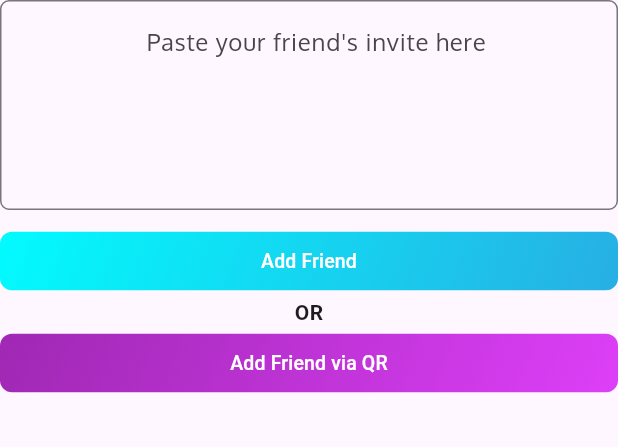
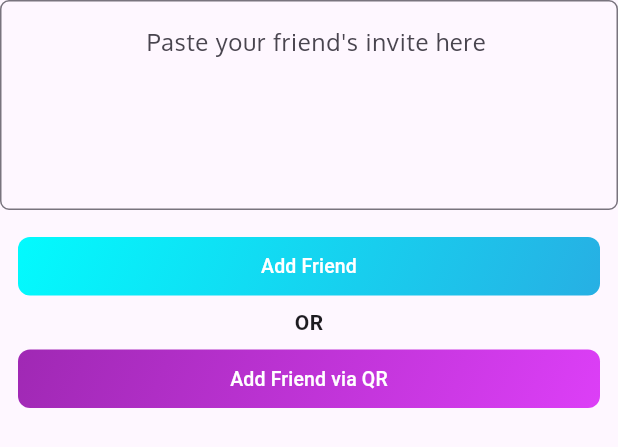
Before and after one commit to RetroShare/retroshare-mobile, a Flutter app: the GetAddfriend widget shown alone on an empty page, opened directly, on a phone screen of 412 x 824 dp. Shown: the top 447 px of the screen. Run offline on Flutter 3.47's test engine with Material 3 defaults, Android fonts, the phone set to English and light mode, and no system bars; drawn by our look-alikes of oktoast; our stand-ins replace cool_alert, emoji_picker_flutter, flutter_chips_input, flutter_html, flutter_local_notifications, fluttertoast and 12 more; missing offline and left inert: qrscan, retroshare_api_wrapper; statements that could not run were skipped.

Commit message:
error fix add friend

```diff
--- a/lib/ui/add_friend/add_friend_screen.dart
+++ b/lib/ui/add_friend/add_friend_screen.dart
@@ -22,7 +22,7 @@ class _AddFriendScreenState extends State<AddFriendScreen> {
               mainAxisAlignment: MainAxisAlignment.center,
               children: <Widget>[
                 GetAddfriend(),
-                const GetInvite(),
+                GetInvite(key: null,),
                 const SizedBox(
                   height: 20,
                 ),
--- a/lib/ui/add_friend/add_friend_text.dart
+++ b/lib/ui/add_friend/add_friend_text.dart
@@ -1,3 +1,4 @@
+import 'package:flutter/material.dart';
 import 'package:flutter/material.dart';
 import 'package:fluttertoast/fluttertoast.dart';
 import 'package:provider/provider.dart';
@@ -43,7 +44,7 @@ class _GetAddfriendState extends State<GetAddfriend> {
                     OutlineInputBorder(borderRadius: BorderRadius.circular(6)),),
           ),
           const SizedBox(height: 10),
-          FlatButton(
+          TextButton(
             onPressed: () async {
               setState(() {
                 _requestAddCert = true;
@@ -74,8 +75,10 @@ class _GetAddfriendState extends State<GetAddfriend> {
                 showFlutterToast('something went wrong', Colors.red);
               }
             },
-            textColor: Colors.white,
-            padding: EdgeInsets.zero,
+            style: TextButton.styleFrom(
+              foregroundColor: Colors.white, // Set text color here
+            ),
+            // padding: EdgeInsets.zero,
             child: SizedBox(
               width: double.infinity,
               child: Container(
@@ -104,13 +107,15 @@ class _GetAddfriendState extends State<GetAddfriend> {
             'OR',
             style: TextStyle(fontWeight: FontWeight.bold),
           ),),
-          FlatButton(
+          TextButton(
             onPressed: () {
               Navigator.of(context)
                   .push(MaterialPageRoute(builder: (_) => QRScanner()));
             },
-            textColor: Colors.white,
-            padding: EdgeInsets.zero,
+            style: TextButton.styleFrom(
+              foregroundColor: Colors.white, // Set text color here
+            ),
+            // padding: EdgeInsets.zero,
             child: SizedBox(
               width: double.infinity,
               child: Container(
```
Also changed, not shown: lib/ui/add_friend/add_friends_utils.dart (+12 -10 lines).
